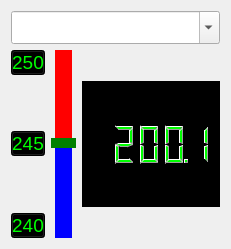
This is temp_moniter1.ui in kimbakcho/QCproject as Qt 5 draws it before an edit. The edited form follows.
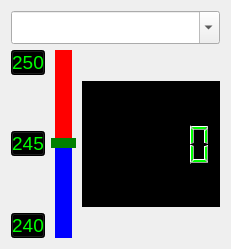
This is the edited form.

What changed in the file:
```diff
--- a/temp_moniter1.ui
+++ b/temp_moniter1.ui
@@ -33,7 +33,10 @@
       <number>5</number>
      </property>
      <property name="value" stdset="0">
-      <double>200.099999999999994</double>
+      <double>0.000000000000000</double>
+     </property>
+     <property name="intValue" stdset="0">
+      <number>0</number>
      </property>
     </widget>
    </item>
```
Left out of the diff: 2 changed lines with no effect on the pictures.
